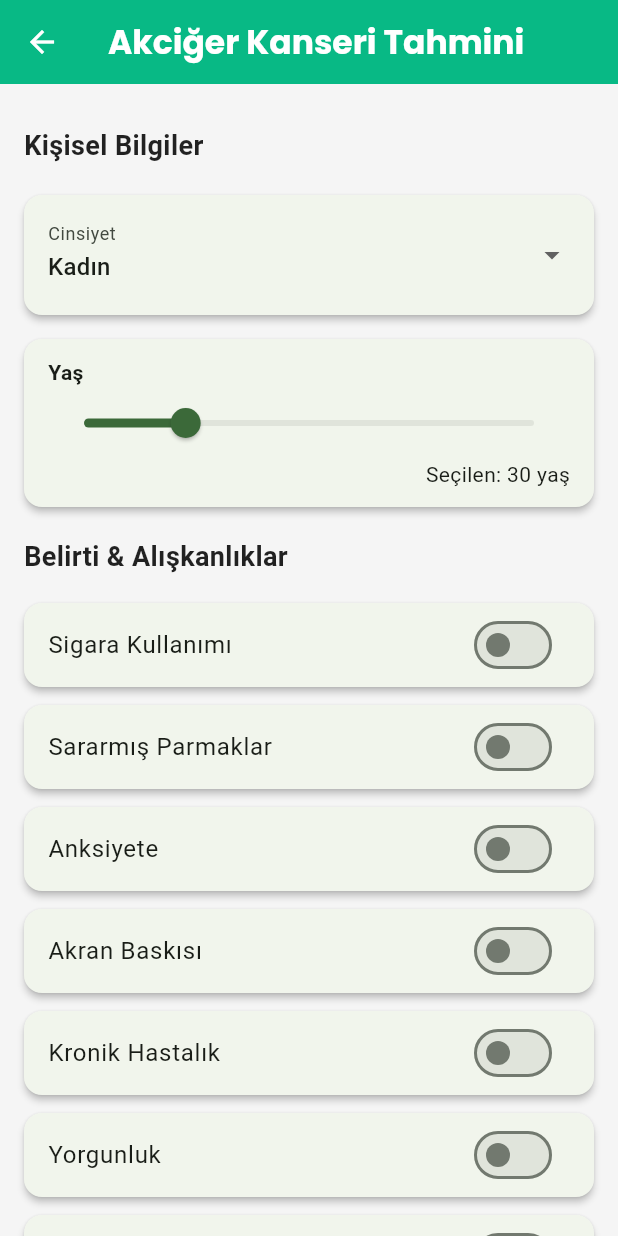
After one commit to Mert30/YZTA-Bootcamp-Group-110, a Flutter app: the LungDetectionPage screen opened directly, on a phone screen of 412 x 824 dp. The commit adds this screen. Run offline on Flutter 3.47's test engine with Material 3 defaults, Android fonts, the light colour scheme and no system bars; our stand-ins replace bloc, cloud_firestore, convex_bottom_bar, firebase_auth, firebase_core, firebase_storage and 8 more; missing offline and left inert: mobile_scanner, tflite_flutter; accounts and stored records are empty; project files that could hold a hidden picture were left out.

Commit message:
`akciger ML kismida eklendi`

```diff
--- a/smart_med_asistant/lib/ui/views/disease_detection_page.dart
+++ b/smart_med_asistant/lib/ui/views/disease_detection_page.dart
@@ -2,6 +2,7 @@ import 'package:flutter/material.dart';
 import 'package:smart_med_assistant/ui/views/disease_pages/bmi_page.dart';
 import 'package:smart_med_assistant/ui/views/disease_pages/diabetes_page.dart';
 import 'package:smart_med_assistant/ui/views/disease_pages/heart_disease_page.dart';
+import 'package:smart_med_assistant/ui/views/disease_pages/lung_page.dart';
 import 'package:smart_med_assistant/ui/views/disease_pages/pregnancy_risk_page.dart';
 import 'package:smart_med_assistant/ui/views/disease_pages/psychological_check_page.dart';
 
@@ -33,7 +34,6 @@ class DiseaseDetectionPage extends StatelessWidget {
           );
         },
       },
-      {"title": "Göğüs Kanseri", "icon": Icons.search, "onTap": () {}},
       {
         "title": "Obezite / VKİ",
         "icon": Icons.monitor_weight,
@@ -55,7 +55,16 @@ class DiseaseDetectionPage extends StatelessWidget {
         },
       },
       {"title": "Göz Hastalıkları", "icon": Icons.visibility, "onTap": () {}},
-      {"title": "Akciğer Hastalıkları", "icon": Icons.air, "onTap": () {}},
+      {
+        "title": "Akciğer Hastalıkları",
+        "icon": Icons.air,
+        "onTap": () {
+          Navigator.pushReplacement(
+            context,
+            MaterialPageRoute(builder: (context) => const LungDetectionPage()),
+          );
+        },
+      },
       {
         "title": "Psikolojik Rahatsızlıklar",
         "icon": Icons.psychology,
--- /dev/null
+++ b/smart_med_asistant/lib/ui/views/disease_pages/lung_page.dart
@@ -0,0 +1,252 @@
+import 'package:flutter/material.dart';
+import 'package:google_fonts/google_fonts.dart';
+import 'package:smart_med_assistant/ui/views/disease_detection_page.dart';
+import 'package:tflite_flutter/tflite_flutter.dart';
+
+class LungDetectionPage extends StatefulWidget {
+  const LungDetectionPage({super.key});
+
+  @override
+  State<LungDetectionPage> createState() => _LungDetectionPageState();
+}
+
+class _LungDetectionPageState extends State<LungDetectionPage> {
+  late Interpreter _interpreter;
+  String _result = '';
+  bool _isLoading = true;
+
+  final Map<String, double> _inputs = {
+    'GENDER': 0,
+    'AGE': 30,
+    'SMOKING': 0,
+    'YELLOW_FINGERS': 0,
+    'ANXIETY': 0,
+    'PEER_PRESSURE': 0,
+    'CHRONIC_DISEASE': 0,
+    'FATIGUE': 0,
+    'ALLERGY': 0,
+    'WHEEZING': 0,
+    'ALCOHOL_CONSUMING': 0,
+    'COUGHING': 0,
+    'SHORTNESS_OF_BREATH': 0,
+    'SWALLOWING_DIFFICULTY': 0,
+    'CHEST_PAIN': 0,
+  };
+
+  @override
+  void initState() {
+    super.initState();
+    loadModel();
+  }
+
+  Future<void> loadModel() async {
+    _interpreter = await Interpreter.fromAsset(
+      'assets/ml_models/lung_model.tflite',
+    );
+    setState(() => _isLoading = false);
+  }
+
+  void _predict() {
+    final input = _inputs.values.toList();
+    final output = List.filled(1 * 1, 0.0).reshape([1, 1]);
+
+    _interpreter.run([input], output);
+
+    setState(() {
+      _result = output[0][0] > 0.5
+          ? "⚠️ Yüksek akciğer kanseri riski tespit edildi."
+          : "✅ Akciğer kanseri riski düşük.";
+    });
+  }
+
+  Widget _buildSectionTitle(String text) {
+    return Padding(
+      padding: const EdgeInsets.symmetric(vertical: 12),
+      child: Text(
+        text,
+        style: const TextStyle(
+          fontSize: 18,
+          fontWeight: FontWeight.bold,
+          color: Colors.black87,
+        ),
+      ),
+    );
+  }
+
+  Widget _buildSwitchCard(String label, String keyName) {
+    return Card(
+      elevation: 2,
+      margin: const EdgeInsets.symmetric(vertical: 6),
+      shape: RoundedRectangleBorder(borderRadius: BorderRadius.circular(12)),
+      child: SwitchListTile(
+        value: _inputs[keyName] == 1,
+        onChanged: (val) => setState(() {
+          _inputs[keyName] = val ? 1 : 0;
+        }),
+        title: Text(label),
+        activeColor: const Color(0xFF04BF8A),
+        shape: RoundedRectangleBorder(borderRadius: BorderRadius.circular(12)),
+      ),
+    );
+  }
+
+  Widget _buildAgeSlider() {
+    return Card(
+      elevation: 2,
+      margin: const EdgeInsets.symmetric(vertical: 8),
+      shape: RoundedRectangleBorder(borderRadius: BorderRadius.circular(12)),
+      child: Padding(
+        padding: const EdgeInsets.symmetric(horizontal: 16, vertical: 12),
+        child: Column(
+          crossAxisAlignment: CrossAxisAlignment.start,
+          children: [
+            const Text("Yaş", style: TextStyle(fontWeight: FontWeight.bold)),
+            Slider(
+              value: _inputs['AGE']!,
+              min: 10,
+              max: 100,
+              divisions: 90,
+              label: _inputs['AGE']!.round().toString(),
+              onChanged: (val) {
+                setState(() {
+                  _inputs['AGE'] = val;
+                });
+              },
+            ),
+            Align(
+              alignment: Alignment.centerRight,
+              child: Text("Seçilen: ${_inputs['AGE']!.round()} yaş"),
+            ),
+          ],
+        ),
+      ),
+    );
+  }
+
+  Widget _buildGenderDropdown() {
+    return Card(
+      elevation: 2,
+      margin: const EdgeInsets.symmetric(vertical: 8),
+      shape: RoundedRectangleBorder(borderRadius: BorderRadius.circular(12)),
+      child: Padding(
+        padding: const EdgeInsets.symmetric(horizontal: 16, vertical: 12),
+        child: DropdownButtonFormField<double>(
+          value: _inputs['GENDER'],
+          decoration: const InputDecoration(
+            labelText: "Cinsiyet",
+            border: InputBorder.none,
+          ),
+          items: const [
+            DropdownMenuItem(value: 0, child: Text("Kadın")),
+            DropdownMenuItem(value: 1, child: Text("Erkek")),
+          ],
+          onChanged: (val) => setState(() => _inputs['GENDER'] = val!),
+        ),
+      ),
+    );
+  }
+
+  @override
+  Widget build(BuildContext context) {
+    final green = const Color(0xFF04BF8A);
+
+    return Scaffold(
+      backgroundColor: Colors.grey[100],
+      appBar: AppBar(
+        leading: IconButton(
+          icon: Icon(Icons.arrow_back, color: Colors.white),
+          onPressed: () {
+            Navigator.pushReplacement(
+              context,
+              MaterialPageRoute(
+                builder: (context) => DiseaseDetectionPage(),
+              ), // buraya yönlendireceğin sayfayı yaz
+            );
+          },
+        ),
+        backgroundColor: green,
+        foregroundColor: Colors.white,
+        title: Text(
+          "Akciğer Kanseri Tahmini",
+          style: GoogleFonts.poppins(
+            fontSize: 22,
+            fontWeight: FontWeight.bold,
+            color: Colors.white,
+          ),
+        ),
+        centerTitle: true,
+        elevation: 2,
+      ),
+      body: _isLoading
+          ? const Center(child: CircularProgressIndicator())
+          : SingleChildScrollView(
+              padding: const EdgeInsets.all(16),
+              child: Column(
+                crossAxisAlignment: CrossAxisAlignment.start,
+                children: [
+                  _buildSectionTitle("Kişisel Bilgiler"),
+                  _buildGenderDropdown(),
+                  _buildAgeSlider(),
+                  _buildSectionTitle("Belirti & Alışkanlıklar"),
+                  _buildSwitchCard("Sigara Kullanımı", "SMOKING"),
+                  _buildSwitchCard("Sararmış Parmaklar", "YELLOW_FINGERS"),
+                  _buildSwitchCard("Anksiyete", "ANXIETY"),
+                  _buildSwitchCard("Akran Baskısı", "PEER_PRESSURE"),
+                  _buildSwitchCard("Kronik Hastalık", "CHRONIC_DISEASE"),
+                  _buildSwitchCard("Yorgunluk", "FATIGUE"),
+                  _buildSwitchCard("Alerji", "ALLERGY"),
+                  _buildSwitchCard("Hırıltı", "WHEEZING"),
+                  _buildSwitchCard("Alkol Tüketimi", "ALCOHOL_CONSUMING"),
+                  _buildSwitchCard("Öksürük", "COUGHING"),
+                  _buildSwitchCard("Nefes Darlığı", "SHORTNESS_OF_BREATH"),
+                  _buildSwitchCard("Yutma Güçlüğü", "SWALLOWING_DIFFICULTY"),
+                  _buildSwitchCard("Göğüs Ağrısı", "CHEST_PAIN"),
+                  const SizedBox(height: 20),
+                  Center(
+                    child: ElevatedButton.icon(
+                      icon: const Icon(Icons.analytics_outlined),
+                      onPressed: _predict,
+                      label: const Text("Tahmin Et"),
+                      style: ElevatedButton.styleFrom(
+                        backgroundColor: green,
+                        foregroundColor: Colors.white,
+                        padding: const EdgeInsets.symmetric(
+                          horizontal: 32,
+                          vertical: 14,
+                        ),
+                        shape: RoundedRectangleBorder(
+                          borderRadius: BorderRadius.circular(16),
+                        ),
+                        textStyle: const TextStyle(
+                          fontWeight: FontWeight.bold,
+                          fontSize: 16,
+                        ),
+                      ),
+                    ),
+                  ),
+                  const SizedBox(height: 20),
+                  if (_result.isNotEmpty)
+                    Container(
+                      width: double.infinity,
+                      padding: const EdgeInsets.all(16),
+                      margin: const EdgeInsets.only(bottom: 24),
+                      decoration: BoxDecoration(
+                        color: _result.contains("⚠️")
+                            ? Colors.red.shade100
+                            : Colors.green.shade100,
+                        borderRadius: BorderRadius.circular(12),
+                      ),
+                      child: Text(
+                        _result,
+                        style: const TextStyle(
+                          fontSize: 16,
+                          fontWeight: FontWeight.w600,
+                        ),
+                      ),
+                    ),
+                ],
+              ),
+            ),
+    );
+  }
+}
--- a/smart_med_asistant/pubspec.yaml
+++ b/smart_med_asistant/pubspec.yaml
@@ -90,6 +90,7 @@ flutter:
     - assets/ml_models/pregnancy_risk_model.tflite
     - assets/ml_models/diabetes_model.tflite
     - assets/ml_models/heart_model.tflite
+    - assets/ml_models/lung_model.tflite
   # To add assets to your application, add an assets section, like this:
   # assets:
   #   - images/a_dot_burr.jpeg
```
Also changed, not shown: 1 other file.
